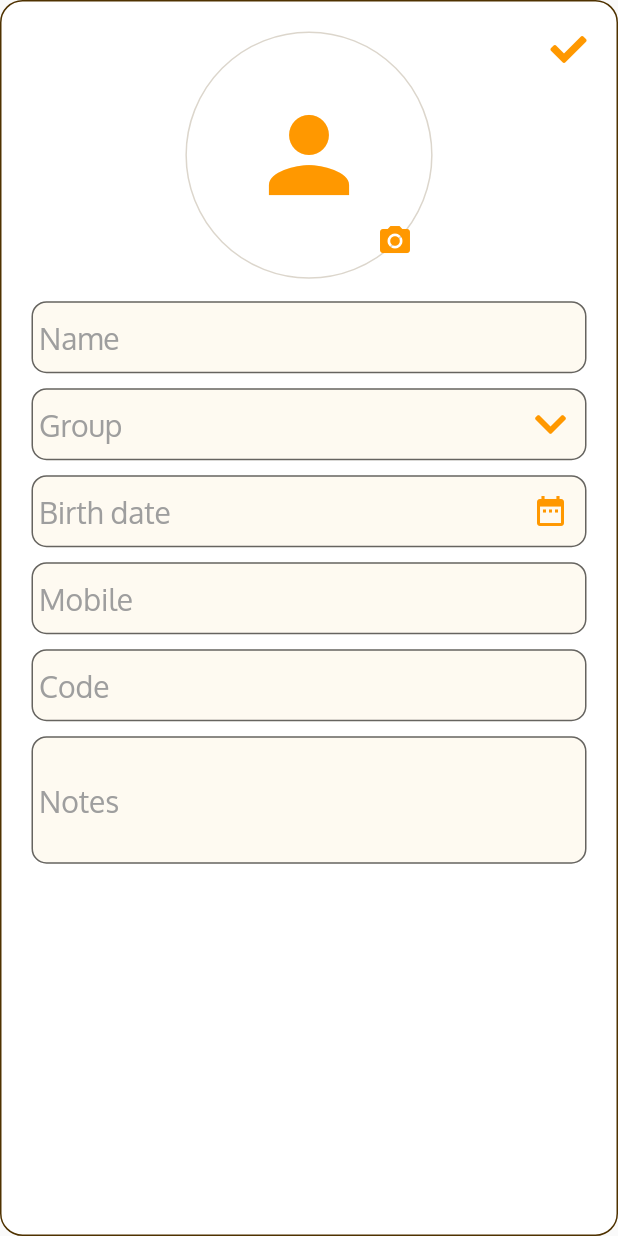
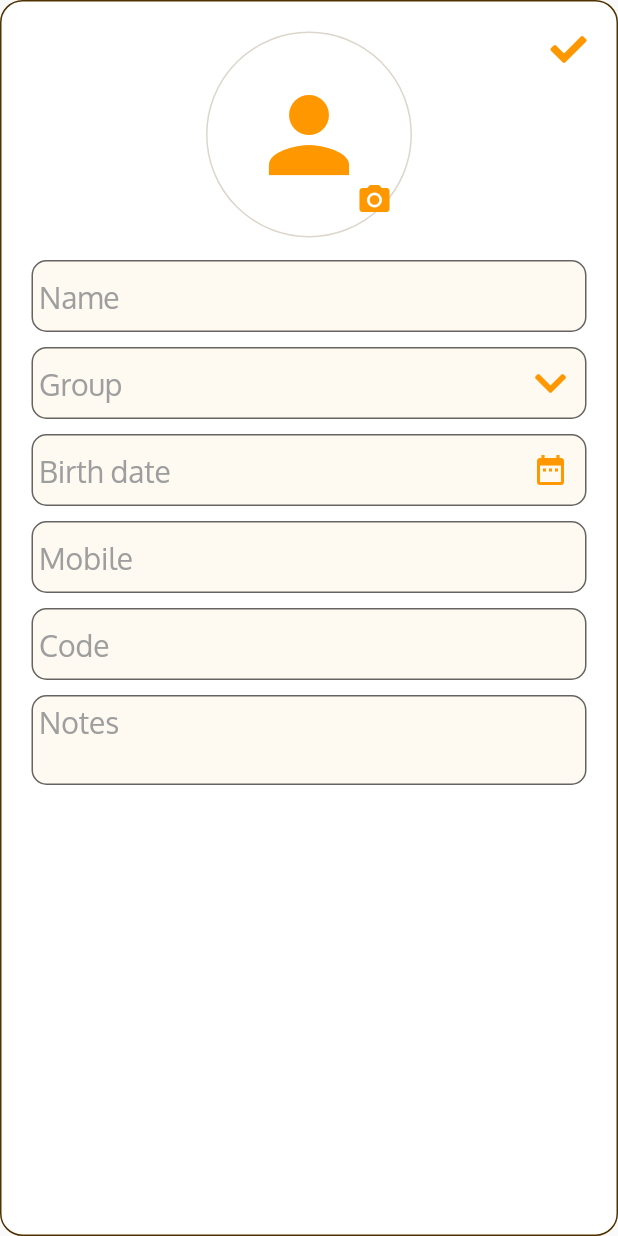
Before and after one commit to Mina-Nabil/StMaryFC, a Flutter app: the UserScreen widget shown alone on an empty page, opened directly, on a phone screen of 412 x 824 dp. Run offline on Flutter 3.47's test engine with Material 2 defaults, Android fonts, the phone set to English and light mode, and no system bars; our stand-ins replace connectivity, flutter_secure_storage, font_awesome_flutter, image_cropper, image_picker, page_transition and 1 more; accounts and stored records are empty; network calls fail.

Commit message:
Enhance user screen GUI

```diff
--- a/lib/screens/AddUsersScreen.dart
+++ b/lib/screens/AddUsersScreen.dart
@@ -94,8 +94,8 @@ class _UserScreenState extends State<UserScreen> {
                 //Photo
                 Center(
                   child: Container(
-                    height: MediaQuery.of(context).size.height / 5,
-                    width: MediaQuery.of(context).size.height / 5,
+                    height: MediaQuery.of(context).size.width / 3,
+                    width:  MediaQuery.of(context).size.width / 3,
                     decoration: BoxDecoration(
                       shape: BoxShape.circle,
                       border: Border.all(
@@ -284,8 +284,9 @@ class _UserScreenState extends State<UserScreen> {
                       Container(
                         margin: EdgeInsets.symmetric(vertical: 5),
                         child: TextFormField(
-                          maxLines: 3,
-                          decoration: InputDecoration(hintText: "\nNotes",contentPadding: EdgeInsets.all(5)),
+                          minLines: 2,
+                          maxLines: 4,
+                          decoration: InputDecoration(hintText: "Notes",contentPadding: EdgeInsets.all(5)),
                           style: fieldTextStyle,
                           onChanged: null,
                           readOnly: _viewMode(),
```
